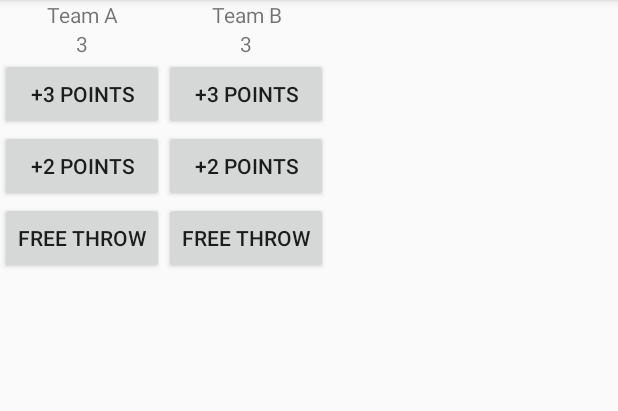
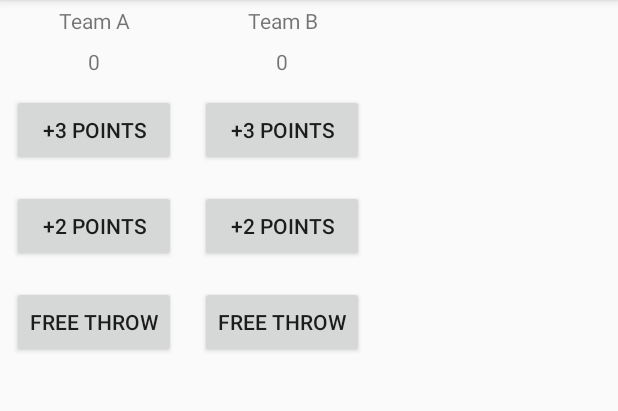
Before and after one commit to amalaugustinejose/CourtCounter, an Android app: the screen it shows after launch (MainActivity), on a phone screen of 412 x 824 dp, the part 84-495 px from its top. Run offline under Robolectric (Android 15) with nearby library versions, the phone set to English and light mode, and no system bars.

Commit message:
Added functionality to Buttons

```diff
--- a/app/src/main/java/com/example/android/courtcounter/MainActivity.java
+++ b/app/src/main/java/com/example/android/courtcounter/MainActivity.java
@@ -2,12 +2,59 @@ package com.example.android.courtcounter;
 
 import android.support.v7.app.AppCompatActivity;
 import android.os.Bundle;
+import android.view.View;
+import android.widget.TextView;
 
 public class MainActivity extends AppCompatActivity {
+
+    int scoreTeamA = 0;
+    int scoreTeamB = 0;
 
     @Override
     protected void onCreate(Bundle savedInstanceState) {
         super.onCreate(savedInstanceState);
         setContentView(R.layout.activity_main);
+        displayForTeamA(scoreTeamA);
+        displayForTeamB(scoreTeamB);
+    }
+
+    public void addThreeForTeamA(View view) {
+        scoreTeamA += 3;
+        displayForTeamA(scoreTeamA);
+    }
+
+    public void addTwoForTeamA(View view) {
+        scoreTeamA += 2;
+        displayForTeamA(scoreTeamA);
+    }
+
+    public void addOneForTeamA(View view) {
+        scoreTeamA += 1;
+        displayForTeamA(scoreTeamA);
+    }
+
+    public void addThreeForTeamB(View view) {
+        scoreTeamB += 3;
+        displayForTeamB(scoreTeamB);
+    }
+
+    public void addTwoForTeamB(View view) {
+        scoreTeamB += 2;
+        displayForTeamB(scoreTeamB);
+    }
+
+    public void addOneForTeamB(View view) {
+        scoreTeamB += 1;
+        displayForTeamB(scoreTeamB);
+    }
+
+    public void displayForTeamA(int score) {
+        TextView scoreView = (TextView) findViewById(R.id.team_a_score);
+        scoreView.setText(String.valueOf(score));
+    }
+
+    public void displayForTeamB(int score) {
+        TextView scoreView = (TextView) findViewById(R.id.team_b_score);
+        scoreView.setText(String.valueOf(score));
     }
 }
--- a/app/src/main/res/layout/activity_main.xml
+++ b/app/src/main/res/layout/activity_main.xml
@@ -16,29 +16,38 @@
         <TextView
             android:layout_width="match_parent"
             android:layout_height="wrap_content"
-            android:text="Team A"
-            android:textAlignment="center" />
+            android:gravity="center_horizontal"
+            android:padding="4dp"
+            android:text="Team A" />
 
         <TextView
+            android:id="@+id/team_a_score"
             android:layout_width="match_parent"
             android:layout_height="wrap_content"
-            android:text="3"
-            android:textAlignment="center" />
+            android:gravity="center_horizontal"
+            android:padding="4dp"
+            android:text="" />
 
         <Button
             android:layout_width="match_parent"
             android:layout_height="wrap_content"
+            android:layout_margin="8dp"
+            android:onClick="addThreeForTeamA"
             android:text="+3 POINTS"
             android:textAlignment="center" />
 
         <Button
             android:layout_width="match_parent"
             android:layout_height="wrap_content"
+            android:layout_margin="8dp"
+            android:onClick="addTwoForTeamA"
             android:text="+2 POINTS" />
 
         <Button
             android:layout_width="match_parent"
             android:layout_height="wrap_content"
+            android:layout_margin="8dp"
+            android:onClick="addOneForTeamA"
             android:text="FREE THROW" />
 
     </LinearLayout>
@@ -51,29 +60,38 @@
         <TextView
             android:layout_width="match_parent"
             android:layout_height="wrap_content"
-            android:text="Team B"
-            android:textAlignment="center" />
+            android:gravity="center_horizontal"
+            android:padding="4dp"
+            android:text="Team B" />
 
         <TextView
+            android:id="@+id/team_b_score"
             android:layout_width="match_parent"
             android:layout_height="wrap_content"
-            android:text="3"
-            android:textAlignment="center" />
+            android:gravity="center_horizontal"
+            android:padding="4dp"
+            android:text="" />
 
         <Button
             android:layout_width="match_parent"
             android:layout_height="wrap_content"
+            android:layout_margin="8dp"
+            android:onClick="addThreeForTeamB"
             android:text="+3 POINTS"
             android:textAlignment="center" />
 
         <Button
             android:layout_width="match_parent"
             android:layout_height="wrap_content"
+            android:layout_margin="8dp"
+            android:onClick="addTwoForTeamB"
             android:text="+2 POINTS" />
 
         <Button
             android:layout_width="match_parent"
             android:layout_height="wrap_content"
+            android:layout_margin="8dp"
+            android:onClick="addOneForTeamB"
             android:text="FREE THROW" />
     </LinearLayout>
 </LinearLayout>
```
